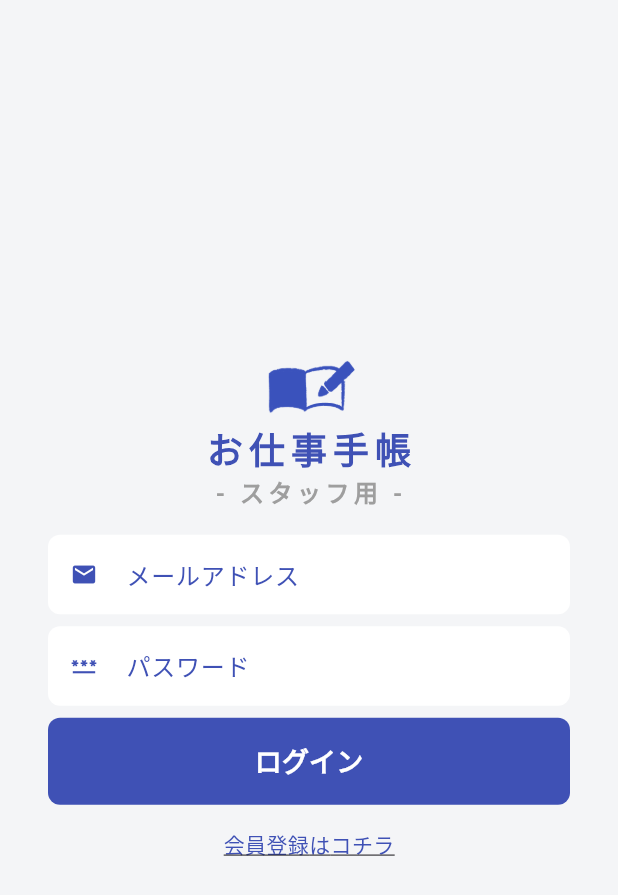
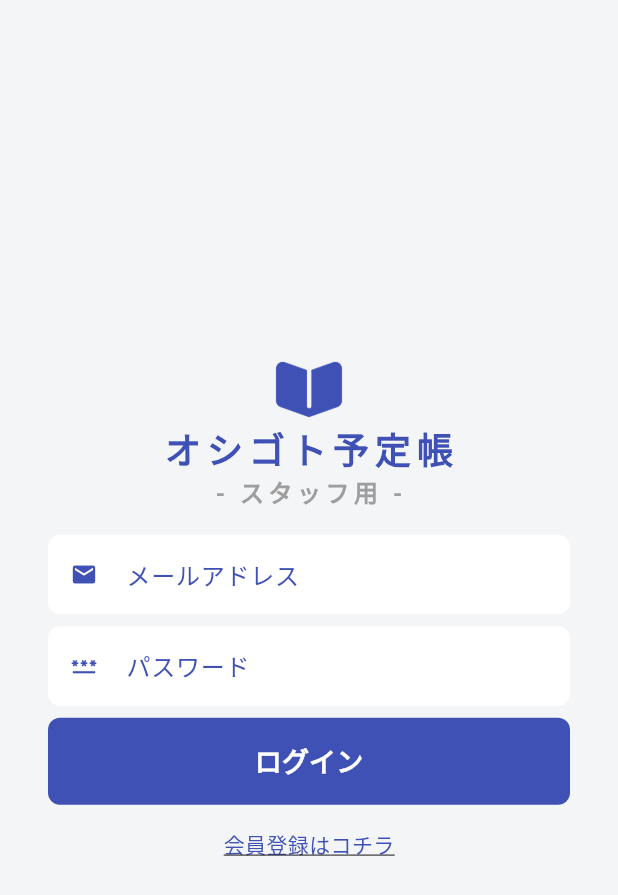
Before and after one commit to agora-creation/works_book_user_app, a Flutter app: the screen it shows after launch, on a phone screen of 412 x 824 dp. Shown: the top 895 px of the screen. Run offline on Flutter 3.47's test engine with Material 3 defaults, Android fonts, the light colour scheme and no system bars; our stand-ins replace cloud_firestore, firebase_auth, firebase_core, firebase_messaging, firebase_storage, flutter_local_notifications and 6 more; missing offline and left inert: syncfusion_localizations; accounts and stored records are empty; Roboto replaces fonts that are missing (SourceHanSansJP-Regular).

Commit message:
20240115 commit

```diff
--- a/lib/main.dart
+++ b/lib/main.dart
@@ -40,7 +40,7 @@ class MyApp extends StatelessWidget {
         ],
         supportedLocales: const [Locale('ja')],
         locale: const Locale('ja'),
-        title: 'お仕事手帳 - スタッフ用',
+        title: 'オシゴト予定帳 - スタッフ用',
         theme: customTheme(),
         home: const SplashController(),
       ),
--- a/lib/screens/sign_in.dart
+++ b/lib/screens/sign_in.dart
@@ -42,7 +42,7 @@ class _SignInScreenState extends State<SignInScreen> {
                         width: 80,
                       ),
                       const Text(
-                        'お仕事手帳',
+                        'オシゴト予定帳',
                         style: TextStyle(
                           color: kBaseColor,
                           fontSize: 24,
--- a/lib/screens/sign_up.dart
+++ b/lib/screens/sign_up.dart
@@ -43,7 +43,7 @@ class _SignUpScreenState extends State<SignUpScreen> {
                         width: 80,
                       ),
                       const Text(
-                        'お仕事手帳',
+                        'オシゴト予定帳',
                         style: TextStyle(
                           color: kBaseColor,
                           fontSize: 24,
--- a/lib/screens/splash.dart
+++ b/lib/screens/splash.dart
@@ -21,7 +21,7 @@ class SplashScreen extends StatelessWidget {
                     width: 80,
                   ),
                   const Text(
-                    'お仕事手帳',
+                    'オシゴト予定帳',
                     style: TextStyle(
                       color: kBaseColor,
                       fontSize: 24,
```
Also changed, not shown: assets/images/icon.png, assets/images/icon_adaptive_foreground.png, assets/images/logo.png, 34 other files.
